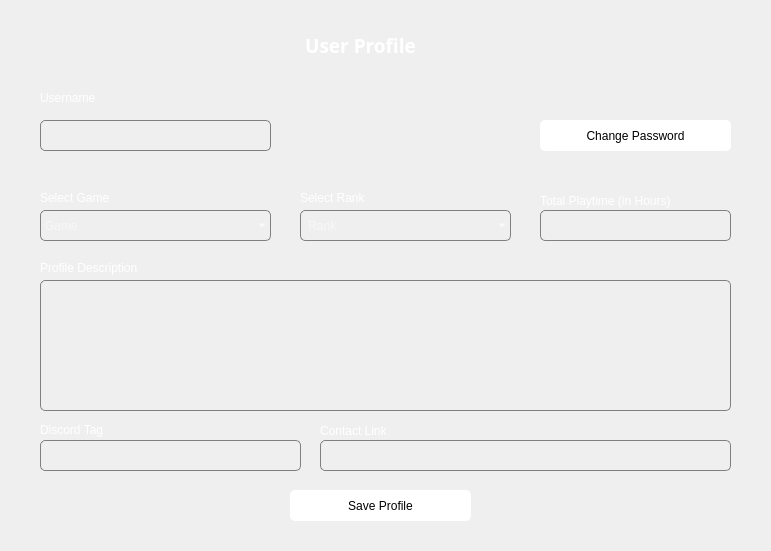
The window that TeamFinder/userprofile.ui (TeamUp-Bummers/TeamFinder) describes before a commit, drawn with Qt 5.
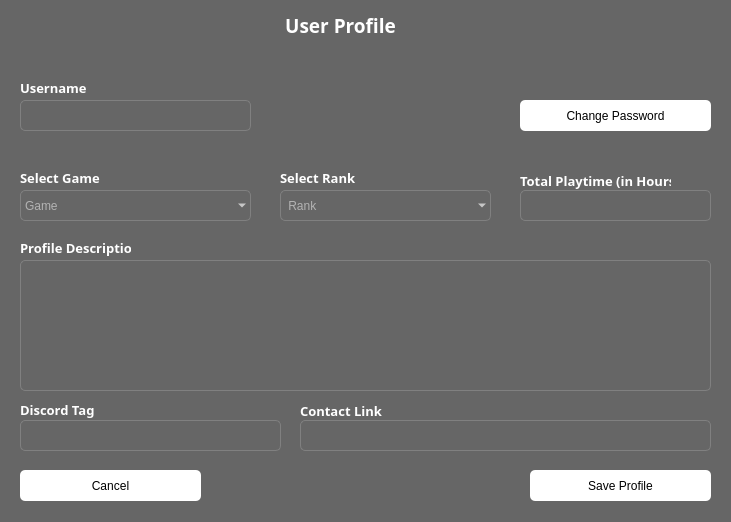
The same window after the commit. Icons and pictures are not drawn.

```diff
--- a/TeamFinder/userprofile.ui
+++ b/TeamFinder/userprofile.ui
@@ -6,8 +6,8 @@
    <rect>
     <x>0</x>
     <y>0</y>
-    <width>771</width>
-    <height>551</height>
+    <width>731</width>
+    <height>522</height>
    </rect>
   </property>
   <property name="windowTitle">
@@ -15,11 +15,8 @@
   </property>
   <property name="styleSheet">
    <string notr="true">
-*{background-image: url(:/images/rsc/backgrnd.png);
-	background-position:center center;
-background-repeat:no-repeat;
- background-attachment: fixed;
- background-size: cover;
+*{
+background-color:#666;
 color:white;
 font-family:&quot;poppins&quot;;
 }
@@ -49,10 +46,10 @@
    <widget class="QFrame" name="frame">
     <property name="geometry">
      <rect>
-      <x>20</x>
-      <y>20</y>
-      <width>741</width>
-      <height>521</height>
+      <x>0</x>
+      <y>0</y>
+      <width>761</width>
+      <height>541</height>
      </rect>
     </property>
     <property name="styleSheet">
@@ -99,11 +96,18 @@
      <property name="geometry">
       <rect>
        <x>20</x>
-       <y>70</y>
+       <y>80</y>
        <width>111</width>
        <height>16</height>
       </rect>
      </property>
+     <property name="font">
+      <font>
+       <family>poppins</family>
+       <pointsize>10</pointsize>
+       <bold>true</bold>
+      </font>
+     </property>
      <property name="styleSheet">
       <string notr="true">background:none;</string>
      </property>
@@ -166,6 +170,13 @@
        <height>16</height>
       </rect>
      </property>
+     <property name="font">
+      <font>
+       <family>poppins</family>
+       <pointsize>10</pointsize>
+       <bold>true</bold>
+      </font>
+     </property>
      <property name="styleSheet">
       <string notr="true">background:none;</string>
      </property>
@@ -229,6 +240,13 @@
        <height>21</height>
       </rect>
      </property>
+     <property name="font">
+      <font>
+       <family>poppins</family>
+       <pointsize>10</pointsize>
+       <bold>true</bold>
+      </font>
+     </property>
      <property name="styleSheet">
       <string notr="true">background:none;</string>
      </property>
@@ -300,6 +318,13 @@
        <height>20</height>
       </rect>
      </property>
+     <property name="font">
+      <font>
+       <family>poppins</family>
+       <pointsize>10</pointsize>
+       <bold>true</bold>
+      </font>
+     </property>
      <property name="styleSheet">
       <string notr="true">background:none;</string>
      </property>
@@ -316,6 +341,13 @@
        <height>21</height>
       </rect>
      </property>
+     <property name="font">
+      <font>
+       <family>poppins</family>
+       <pointsize>10</pointsize>
+       <bold>true</bold>
+      </font>
+     </property>
      <property name="styleSheet">
       <string notr="true">background:none;</string>
      </property>
@@ -362,7 +394,7 @@
     <widget class="QPushButton" name="ProfileSave">
      <property name="geometry">
       <rect>
-       <x>270</x>
+       <x>530</x>
        <y>470</y>
        <width>181</width>
        <height>31</height>
@@ -401,6 +433,13 @@
        <height>16</height>
       </rect>
      </property>
+     <property name="font">
+      <font>
+       <family>poppins</family>
+       <pointsize>10</pointsize>
+       <bold>true</bold>
+      </font>
+     </property>
      <property name="styleSheet">
       <string notr="true">background:none;</string>
      </property>
@@ -417,6 +456,13 @@
        <height>16</height>
       </rect>
      </property>
+     <property name="font">
+      <font>
+       <family>poppins</family>
+       <pointsize>10</pointsize>
+       <bold>true</bold>
+      </font>
+     </property>
      <property name="styleSheet">
       <string notr="true">background:none;</string>
      </property>
@@ -424,6 +470,39 @@
       <string>Select Rank</string>
      </property>
     </widget>
+    <widget class="QPushButton" name="cancel">
+     <property name="geometry">
+      <rect>
+       <x>20</x>
+       <y>470</y>
+       <width>181</width>
+       <height>31</height>
+      </rect>
+     </property>
+     <property name="cursor">
+      <cursorShape>PointingHandCursor</cursorShape>
+     </property>
+     <property name="styleSheet">
+      <string notr="true">QPushButton{
+background:#fff;
+border-radius:5px;
+color:black;
+
+}
+
+QPushButton:hover {
+    background-color: lightgray;
+}
+
+QPushButton:pressed {
+    background-color: gray;
+
+}</string>
+     </property>
+     <property name="text">
+      <string>Cancel</string>
+     </property>
+    </widget>
    </widget>
   </widget>
  </widget>
```
Left out of the diff: 4 changed lines with no effect on the pictures.
